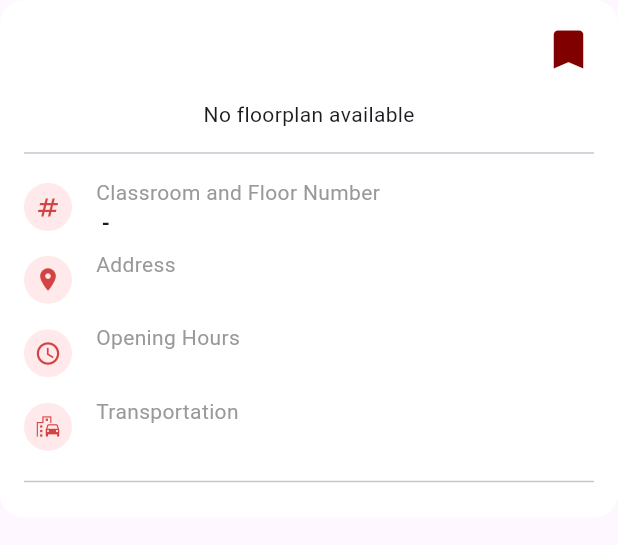
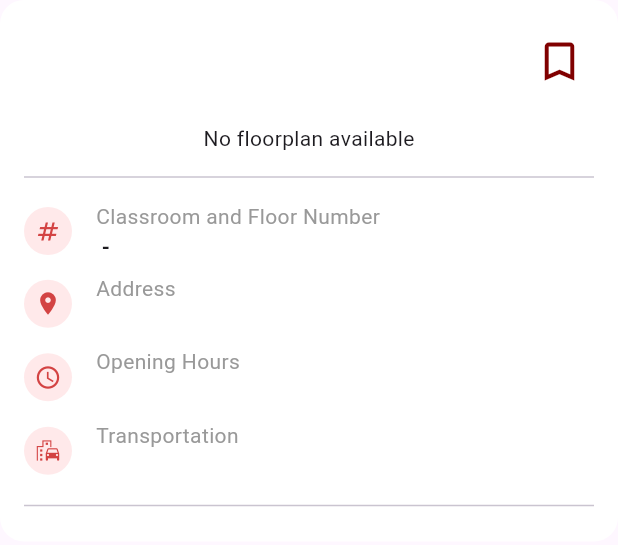
Before and after one commit to dddelacruz/UPClassroomFinder_AY2324_CS192, a Flutter app: the ClassroomDetailPage widget shown alone on an empty page, opened directly with empty values, on a phone screen of 412 x 824 dp. Shown: the top 545 px of the screen. Run offline on Flutter 3.47's test engine with Material 3 defaults, Android fonts, the phone set to English and light mode, and no system bars; our stand-ins replace cloud_firestore, firebase_core, flutter_map, latlong2, shared_preferences; accounts and stored records are empty.

Commit message:
added bookmarks functionality, comments in context.dart

```diff
--- a/up_classroom_finder_ay2324_cs192/lib/main.dart
+++ b/up_classroom_finder_ay2324_cs192/lib/main.dart
@@ -9,11 +9,12 @@ import 'package:firebase_core/firebase_core.dart';
 import 'package:flutter/material.dart';
 import 'package:provider/provider.dart';
 import 'package:up_classroom_finder_ay2324_cs192/pages/map_page.dart';
-import 'package:up_classroom_finder_ay2324_cs192/pages/notes_page.dart';
+import 'package:up_classroom_finder_ay2324_cs192/pages/context.dart';
+import 'firebase_options.dart';
 
 void main() async {
   WidgetsFlutterBinding.ensureInitialized();
-  await Firebase.initializeApp();
+  await Firebase.initializeApp(options: DefaultFirebaseOptions.currentPlatform);
   runApp(const MyApp());
 }
 
--- a/up_classroom_finder_ay2324_cs192/lib/pages/classroomdetail_page.dart
+++ b/up_classroom_finder_ay2324_cs192/lib/pages/classroomdetail_page.dart
@@ -1,5 +1,7 @@
 import 'package:flutter/material.dart';
+import 'package:provider/provider.dart';
 import 'package:up_classroom_finder_ay2324_cs192/pages/floorplan_listofimages.dart';
+import 'package:up_classroom_finder_ay2324_cs192/pages/context.dart';
 
 class ClassroomDetailPage extends StatelessWidget {
   final Map<String, dynamic> upclassroom;
@@ -8,16 +10,18 @@ class ClassroomDetailPage extends StatelessWidget {
 
   @override
   Widget build(BuildContext context) {
+    var bmState = context.watch<MyAppState>();
+    bmState.loadBookmarks;
     return ListView(
       children: [
         Container(
-            padding: EdgeInsets.all(16),
+            padding: const EdgeInsets.all(16),
             decoration: BoxDecoration(
                 borderRadius: BorderRadius.circular(16), color: Colors.white),
             child: Column(
               children: [
                 Padding(
-                  padding: EdgeInsets.only(bottom: 16),
+                  padding: const EdgeInsets.only(bottom: 16),
                   child: Row(
                       mainAxisAlignment: MainAxisAlignment.spaceBetween,
                       children: [
@@ -25,19 +29,29 @@ class ClassroomDetailPage extends StatelessWidget {
                           width: MediaQuery.of(context).size.width - 80,
                           child: Text(
                             upclassroom['NAME'],
-                            style: TextStyle(
+                            style: const TextStyle(
                                 fontSize: 20, fontWeight: FontWeight.bold),
                           ),
                         ),
-                        Icon(
-                          Icons.bookmark,
-                          size: 34,
-                          color: Color(0xff800000),
-                        )
+                        // Bookmark button section
+                        IconButton(
+                          icon: Icon(
+                            bmState.activeBookmarks.contains(upclassroom['NAME']) ? Icons.bookmark : Icons.bookmark_border,
+                            size: 34,
+                            color: const Color(0xff800000),
+                          ),
+                          onPressed: () {
+                            if (bmState.activeBookmarks.contains(upclassroom['NAME'])) {
+                              bmState.removeBookmark(upclassroom['NAME']); // Remove the bookmark if shaded
+                            } else {
+                              bmState.addBookmark(upclassroom['NAME']); // Add the bookmark if not shaded
+                            }
+                          },
+                        ),
                       ]),
                 ), // heading and bookmark row
                 Padding(
-                  padding: EdgeInsets.only(bottom: 8),
+                  padding: const EdgeInsets.only(bottom: 8),
                   child: Row(
                     mainAxisAlignment: MainAxisAlignment.spaceEvenly,
                     children: [
@@ -49,23 +63,23 @@ class ClassroomDetailPage extends StatelessWidget {
                     ],
                   ),
                 ), // floorplan image row
-                Divider(),
+                const Divider(),
                 Padding(
-                  padding: EdgeInsets.only(top: 8, bottom: 8),
+                  padding: const EdgeInsets.only(top: 8, bottom: 8),
                   child: Row(
                     children: [
-                      CircleAvatar(
+                      const CircleAvatar(
                         radius: 16,
                         backgroundColor: Color(0xffffe9ea),
                         child: Icon(Icons.numbers_sharp,
                             size: 18, color: Color(0xffd34343)),
                       ),
                       Padding(
-                        padding: EdgeInsets.only(left: 16),
+                        padding: const EdgeInsets.only(left: 16),
                         child: Column(
                           crossAxisAlignment: CrossAxisAlignment.start,
                           children: [
-                            Text("Classroom and Floor Number",
+                            const Text("Classroom and Floor Number",
                                 style: TextStyle(color: Color(0xff999999))),
                             SizedBox(
                               width: MediaQuery.of(context).size.width - 80,
@@ -74,7 +88,7 @@ class ClassroomDetailPage extends StatelessWidget {
                                       ' - ' +
                                       upclassroom['FLOOR NUMBER'],
                                   style:
-                                      TextStyle(fontWeight: FontWeight.bold)),
+                                      const TextStyle(fontWeight: FontWeight.bold)),
                             )
                           ],
                         ),
@@ -84,21 +98,21 @@ class ClassroomDetailPage extends StatelessWidget {
                 ), // classroom number and floor number row
 
                 Padding(
-                  padding: EdgeInsets.only(bottom: 8),
+                  padding: const EdgeInsets.only(bottom: 8),
                   child: Row(
                     children: [
-                      CircleAvatar(
+                      const CircleAvatar(
                         radius: 16,
                         backgroundColor: Color(0xffffe9ea),
                         child: Icon(Icons.location_on,
                             size: 18, color: Color(0xffd34343)),
                       ),
                       Padding(
-                        padding: EdgeInsets.only(left: 16),
+                        padding: const EdgeInsets.only(left: 16),
                         child: Column(
                           crossAxisAlignment: CrossAxisAlignment.start,
                           children: [
-                            Text(
+                            const Text(
                               "Address",
                               style: TextStyle(color: Color(0xff999999)),
                             ),
@@ -106,7 +120,7 @@ class ClassroomDetailPage extends StatelessWidget {
                               width: MediaQuery.of(context).size.width - 80,
                               child: Text(upclassroom['ADDRESS'],
                                   style:
-                                      TextStyle(fontWeight: FontWeight.bold)),
+                                      const TextStyle(fontWeight: FontWeight.bold)),
                             )
                           ],
                         ),
@@ -115,27 +129,27 @@ class ClassroomDetailPage extends StatelessWidget {
                   ),
                 ), // address row
                 Padding(
-                  padding: EdgeInsets.only(bottom: 8),
+                  padding: const EdgeInsets.only(bottom: 8),
                   child: Row(
                     children: [
-                      CircleAvatar(
+                      const CircleAvatar(
                         radius: 16,
                         backgroundColor: Color(0xffffe9ea),
                         child: Icon(Icons.access_time_sharp,
                             size: 18, color: Color(0xffd34343)),
                       ),
                       Padding(
-                        padding: EdgeInsets.only(left: 16),
+                        padding: const EdgeInsets.only(left: 16),
                         child: Column(
                           crossAxisAlignment: CrossAxisAlignment.start,
                           children: [
-                            Text("Opening Hours",
+                            const Text("Opening Hours",
                                 style: TextStyle(color: Color(0xff999999))),
                             SizedBox(
                               width: MediaQuery.of(context).size.width - 80,
                               child: Text(upclassroom['OPENING HOURS'],
                                   style:
-                                      TextStyle(fontWeight: FontWeight.bold)),
+                                      const TextStyle(fontWeight: FontWeight.bold)),
                             )
                           ],
                         ),
@@ -144,21 +158,21 @@ class ClassroomDetailPage extends StatelessWidget {
                   ),
                 ), // hours row
                 Padding(
-                  padding: EdgeInsets.only(bottom: 8),
+                  padding: const EdgeInsets.only(bottom: 8),
                   child: Row(
                     children: [
-                      CircleAvatar(
+                      const CircleAvatar(
                         radius: 16,
                         backgroundColor: Color(0xffffe9ea),
                         child: Icon(Icons.emoji_transportation,
                             size: 18, color: Color(0xffd34343)),
                       ),
                       Padding(
-                        padding: EdgeInsets.only(left: 16),
+                        padding: const EdgeInsets.only(left: 16),
                         child: Column(
                           crossAxisAlignment: CrossAxisAlignment.start,
                           children: [
-                            Text(
+                            const Text(
                               "Transportation",
                               style: TextStyle(color: Color(0xff999999)),
                             ),
@@ -166,7 +180,7 @@ class ClassroomDetailPage extends StatelessWidget {
                               width: MediaQuery.of(context).size.width - 80,
                               child: Text(upclassroom['TRANSPORTATION'],
                                   style:
-                                      TextStyle(fontWeight: FontWeight.bold)),
+                                      const TextStyle(fontWeight: FontWeight.bold)),
                             )
                           ],
                         ),
@@ -174,7 +188,7 @@ class ClassroomDetailPage extends StatelessWidget {
                     ],
                   ),
                 ), // transportation row
-                Divider(),
+                const Divider(),
               ],
             ))
       ],
--- a/up_classroom_finder_ay2324_cs192/lib/pages/context.dart
+++ b/up_classroom_finder_ay2324_cs192/lib/pages/context.dart
@@ -1,9 +1,31 @@
+// context.dart contains information/state of important variables such as saved notes, schedule, and bookmarks
+// also included is the shared preferences implementation for local storage
+
 import 'package:flutter/material.dart';
 import 'package:shared_preferences/shared_preferences.dart';
 import 'dart:convert';
 
 class MyAppState extends ChangeNotifier {
-  List<String> notes = [];
+  // _resultList from MapPage (used in bookmarks_page.dart)
+  List _resultList = []; // list of filtered results from database, added so that bookmarks_page can see _resultList
+
+  List get resultList => _resultList;
+
+  void updateResultList(List newList) {
+    _resultList = newList;
+    notifyListeners();
+  }
+
+  dynamic getClassrooomDetail(String name){
+    for (int i = 0; i < _resultList.length; i++) {
+      if (name == _resultList[i]['NAME']){
+        return _resultList[i];
+      }
+    }
+  }
+
+  // Notes state is saved in local storage using shared preferences
+  List<String> notes = []; // contains saved notes in map page
 
   // Load notes from shared preferences
   Future<void> loadNotes() async {
@@ -21,27 +43,25 @@ class MyAppState extends ChangeNotifier {
     await prefs.setStringList('notes', notes);
   }
 
-  // Add a note
   void addNote(String note) {
     notes.add(note);
     saveNotes();
     notifyListeners();
   }
 
-  // Remove a note
   void removeNoteAtIndex(int index) {
     notes.removeAt(index);
     saveNotes();
     notifyListeners();
   }
 
-  // Bookmark State
-  List<String> activeBookmarks = []; // Maintain a list of active bookmarks
+  // Bookmarks state is saved in local storage using shared preferences
+  List<String> activeBookmarks = []; // maintain a list of active bookmarks
 
   // Load activeBookmarks from shared preferences
   Future<void> loadBookmarks() async {
-    SharedPreferences prefs_bm = await SharedPreferences.getInstance();
-    List<String>? savedBookmarks = prefs_bm.getStringList('activeBookmarks');
+    SharedPreferences prefs = await SharedPreferences.getInstance();
+    List<String>? savedBookmarks = prefs.getStringList('activeBookmarks');
     if (savedBookmarks != null) {
       activeBookmarks = savedBookmarks;
     }
@@ -50,29 +70,26 @@ class MyAppState extends ChangeNotifier {
 
   // Save activeBookmarks to shared preferences
   Future<void> saveBookmark() async {
-    SharedPreferences prefs_bm = await SharedPreferences.getInstance();
-    await prefs_bm.setStringList('activeBookmarks', activeBookmarks);
+    SharedPreferences prefs = await SharedPreferences.getInstance();
+    await prefs.setStringList('activeBookmarks', activeBookmarks);
   }
 
-  // Add a bookmark
   void addBookmark(String bookmark) {
     activeBookmarks.add(bookmark);
     saveBookmark();
     notifyListeners();
   }
 
-  // Remove a bookmark
   void removeBookmark(String bookmark) {
     activeBookmarks.remove(bookmark);
     saveBookmark();
     notifyListeners();
   }
 
-
-  // Store schedule locally
+  // Schedule state is saved in local storage using shared preferences
   List<Map<String, String>> schedules = [];
 
-  // Load notes from shared preferences
+  // Load schedule from shared preferences
   Future<void> loadSched() async {
     SharedPreferences prefs = await SharedPreferences.getInstance();
     String? schedulesJsonFromPrefs = prefs.getString('schedules');
@@ -91,14 +108,12 @@ class MyAppState extends ChangeNotifier {
     notifyListeners();
   }
 
-  // Add a sched
   void addSched(Map<String, String> sched) {
     schedules.add(sched);
     saveSched();
     notifyListeners();
   }
 
-  // Remove a sched
   void removeSchedAtIndex(int index) {
     schedules.removeAt(index);
     saveSched();
--- a/up_classroom_finder_ay2324_cs192/lib/pages/floorplan_page.dart
+++ b/up_classroom_finder_ay2324_cs192/lib/pages/floorplan_page.dart
@@ -2,6 +2,7 @@ import 'package:flutter/material.dart';
 import 'package:provider/provider.dart';
 import 'package:cloud_firestore/cloud_firestore.dart';
 import 'package:up_classroom_finder_ay2324_cs192/pages/notes_page.dart';
+import 'package:up_classroom_finder_ay2324_cs192/pages/context.dart';
 
 // hardcoded assets list for locations with floorplan
 final floorplanImgList =[
```
Also changed, not shown: up_classroom_finder_ay2324_cs192/lib/pages/bookmarks_page.dart (+28 -23 lines), up_classroom_finder_ay2324_cs192/lib/pages/map_page.dart (+9 -4 lines), up_classroom_finder_ay2324_cs192/lib/pages/notes_page.dart (+2 -69 lines).
